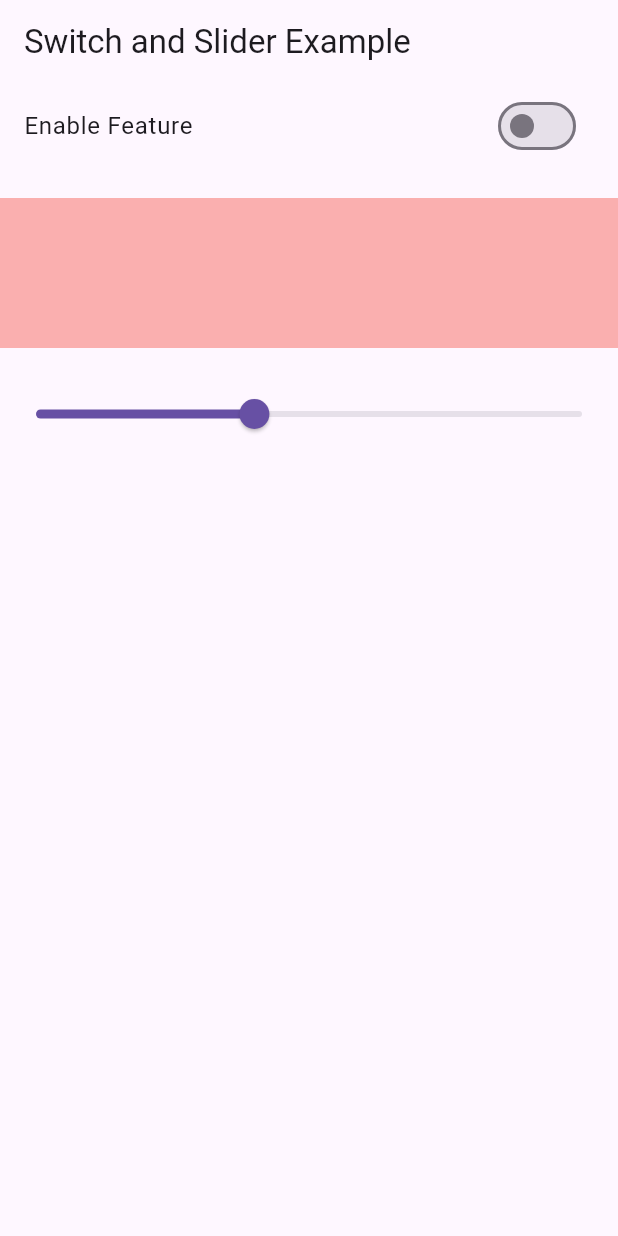
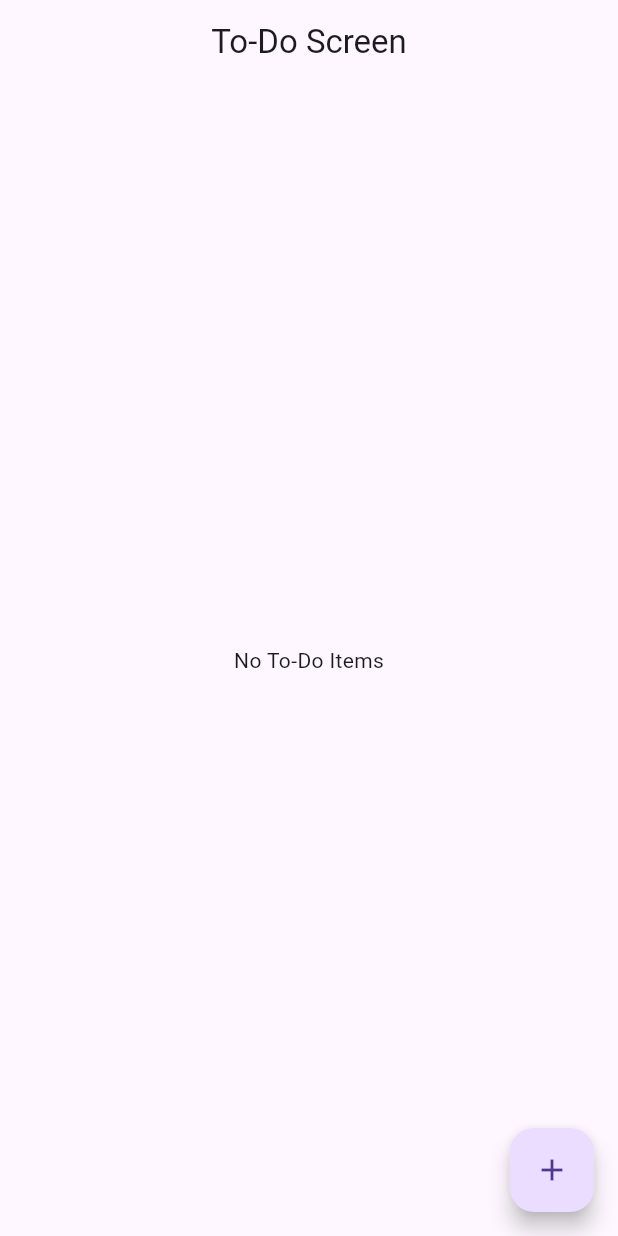
Before and after one commit to SUBHANJANJUA/block_state_management, a Flutter app: the screen it shows after launch, on a phone screen of 412 x 824 dp. Run offline on Flutter 3.47's test engine with Material 3 defaults, Android fonts, the phone set to English and light mode, and no system bars; our stand-ins replace bloc, equatable, flutter_bloc, image_picker.

Commit message:
to do bloc

```diff
--- /dev/null
+++ b/lib/boc/image_picker/image_picker_bloc.dart
@@ -0,0 +1,30 @@
+import 'package:bloc/bloc.dart';
+import 'package:block_practice/boc/image_picker/image_picker_event.dart';
+import 'package:block_practice/boc/image_picker/image_picker_state.dart';
+import 'package:block_practice/utils/image_picker_utils.dart';
+import 'package:image_picker/image_picker.dart';
+
+class ImagePickerBloc extends Bloc<ImagePickerEvent, ImagePickerState> {
+  final ImagePickerUtils _imagePickerUtils;
+
+  ImagePickerBloc(this._imagePickerUtils) : super(ImagePickerState()) {
+    on<CameraPicker>(_pickFromCamera);
+    on<GalleryPicker>(_pickFromGallery);
+  }
+
+  void _pickFromCamera(
+    CameraPicker event,
+    Emitter<ImagePickerState> emit,
+  ) async {
+    XFile? file = await _imagePickerUtils.pickImageFromCamera();
+    emit(state.copyWith(file: file));
+  }
+
+  void _pickFromGallery(
+    GalleryPicker event,
+    Emitter<ImagePickerState> emit,
+  ) async {
+    XFile? file2 = await _imagePickerUtils.pickImageFromGallery();
+    emit(state.copyWith(file2: file2));
+  }
+}
--- /dev/null
+++ b/lib/boc/image_picker/image_picker_event.dart
@@ -0,0 +1,11 @@
+import 'package:equatable/equatable.dart';
+
+abstract class ImagePickerEvent extends Equatable {
+  const ImagePickerEvent();
+  @override
+  List<Object?> get props => [];
+}
+
+class CameraPicker extends ImagePickerEvent {}
+
+class GalleryPicker extends ImagePickerEvent {}
--- /dev/null
+++ b/lib/boc/image_picker/image_picker_state.dart
@@ -0,0 +1,19 @@
+import 'package:equatable/equatable.dart';
+import 'package:image_picker/image_picker.dart';
+
+class ImagePickerState extends Equatable {
+  const ImagePickerState({this.file, this.file2});
+
+  final XFile? file;
+  final XFile? file2;
+
+  ImagePickerState copyWith({XFile? file, XFile? file2}) {
+    return ImagePickerState(
+      file: file ?? this.file,
+      file2: file2 ?? this.file2,
+    );
+  }
+
+  @override
+  List<Object?> get props => [file, file2];
+}
--- /dev/null
+++ b/lib/boc/todo/to_do_bloc.dart
@@ -0,0 +1,21 @@
+import 'package:bloc/bloc.dart';
+import 'package:block_practice/boc/todo/to_do_event.dart';
+import 'package:block_practice/boc/todo/to_do_state.dart';
+
+class ToDoBloc extends Bloc<ToDoEvent, ToDoState> {
+  final List<String> _toDoItems = [];
+  ToDoBloc() : super(ToDoState()) {
+    on<AddToDo>(_addToDo);
+    on<RemoveToDo>(_removeToDo);
+  }
+
+  void _addToDo(AddToDo event, Emitter<ToDoState> emit) {
+    _toDoItems.addAll(event.items);
+    emit(state.copyWith(items: List.from(_toDoItems)));
+  }
+
+  void _removeToDo(RemoveToDo event, Emitter<ToDoState> emit) {
+    _toDoItems.remove(event.itemId);
+    emit(state.copyWith(items: List.from(_toDoItems)));
+  }
+}
--- /dev/null
+++ b/lib/boc/todo/to_do_event.dart
@@ -0,0 +1,24 @@
+import 'package:equatable/equatable.dart';
+
+abstract class ToDoEvent extends Equatable {
+  const ToDoEvent();
+
+  @override
+  List<Object> get props => [];
+}
+
+class AddToDo extends ToDoEvent {
+  final List<String> items;
+  const AddToDo({this.items = const []});
+
+  @override
+  List<Object> get props => [items];
+}
+
+class RemoveToDo extends ToDoEvent {
+  final Object itemId;
+  const RemoveToDo({required this.itemId});
+
+  @override
+  List<Object> get props => [itemId];
+}
--- /dev/null
+++ b/lib/boc/todo/to_do_state.dart
@@ -0,0 +1,13 @@
+import 'package:equatable/equatable.dart';
+
+class ToDoState extends Equatable {
+  final List<String> items;
+  const ToDoState({this.items = const []});
+
+  ToDoState copyWith({List<String>? items}) {
+    return ToDoState(items: items ?? this.items);
+  }
+
+  @override
+  List<Object> get props => [items];
+}
--- a/lib/main.dart
+++ b/lib/main.dart
@@ -1,6 +1,9 @@
 import 'package:block_practice/boc/Counter/counter_bloc.dart';
+import 'package:block_practice/boc/image_picker/image_picker_bloc.dart';
 import 'package:block_practice/boc/switch/switch_bloc.dart';
-import 'package:block_practice/switch_slider_screen.dart';
+import 'package:block_practice/boc/todo/to_do_bloc.dart';
+import 'package:block_practice/ui/to_do_screen.dart';
+import 'package:block_practice/utils/image_picker_utils.dart';
 import 'package:flutter/material.dart';
 import 'package:flutter_bloc/flutter_bloc.dart';
 
@@ -17,11 +20,13 @@ class MyApp extends StatelessWidget {
       providers: [
         BlocProvider(create: (context) => CounterBloc()),
         BlocProvider(create: (context) => SwitchBloc()),
+        BlocProvider(create: (context) => ImagePickerBloc(ImagePickerUtils())),
+        BlocProvider(create: (context) => ToDoBloc()),
       ],
       child: MaterialApp(
         title: 'Flutter Bloc Counter',
         theme: ThemeData(primarySwatch: Colors.blue),
-        home: const SwitchSliderScreen(),
+        home: const ToDoScreen(),
       ),
     );
   }
--- /dev/null
+++ b/lib/ui/to_do_screen.dart
@@ -0,0 +1,50 @@
+import 'package:block_practice/boc/todo/to_do_bloc.dart';
+import 'package:block_practice/boc/todo/to_do_event.dart';
+import 'package:block_practice/boc/todo/to_do_state.dart';
+import 'package:flutter/material.dart';
+import 'package:flutter_bloc/flutter_bloc.dart';
+
+class ToDoScreen extends StatelessWidget {
+  const ToDoScreen({super.key});
+
+  @override
+  Widget build(BuildContext context) {
+    return Scaffold(
+      appBar: AppBar(title: const Text('To-Do Screen'), centerTitle: true),
+      body: BlocBuilder<ToDoBloc, ToDoState>(
+        builder: (context, state) {
+          if (state.items.isEmpty) {
+            return const Center(child: Text('No To-Do Items'));
+          } else {
+            return ListView.builder(
+              itemCount: state.items.length,
+              itemBuilder: (context, index) {
+                return ListTile(
+                  title: Text(state.items[index]),
+                  trailing: IconButton(
+                    icon: const Icon(Icons.delete, color: Colors.red),
+                    onPressed: () {
+                      context.read<ToDoBloc>().add(
+                        RemoveToDo(itemId: state.items[index]),
+                      );
+                    },
+                  ),
+                );
+              },
+            );
+          }
+        },
+      ),
+      floatingActionButton: FloatingActionButton(
+        onPressed: () {
+          for (int i = 0; i < 10; i++) {
+            context.read<ToDoBloc>().add(
+              AddToDo(items: ['To-Do Item ${i + 1}']),
+            );
+          }
+        },
+        child: const Icon(Icons.add),
+      ),
+    );
+  }
+}
--- /dev/null
+++ b/lib/utils/image_picker_utils.dart
@@ -0,0 +1,14 @@
+import 'package:image_picker/image_picker.dart';
+
+class ImagePickerUtils {
+  final ImagePicker _picker = ImagePicker();
+  Future<XFile?> pickImageFromCamera() async {
+    final XFile? file = await _picker.pickImage(source: ImageSource.camera);
+    return file;
+  }
+
+  Future<XFile?> pickImageFromGallery() async {
+    final XFile? file2 = await _picker.pickImage(source: ImageSource.gallery);
+    return file2;
+  }
+}
--- a/pubspec.yaml
+++ b/pubspec.yaml
@@ -37,6 +37,7 @@ dependencies:
   equatable: ^2.0.7
   bloc: ^9.1.0
   flutter_bloc: ^9.1.1
+  image_picker: ^1.2.1
 
 dev_dependencies:
   flutter_test:
```
Also changed, not shown: lib/ui/image_picker_screen.dart (added, +63 -0 lines), lib/ui/counter_screen.dart (renamed from lib/counter_screen.dart), lib/ui/home_view.dart (renamed from lib/home_view.dart), lib/ui/switch_slider_screen.dart (renamed from lib/switch_slider_screen.dart), pubspec.lock, 6 other files.
